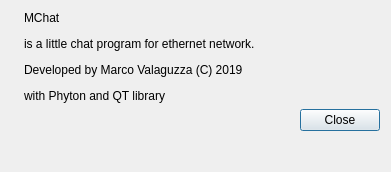
This is ui/dialog.ui in MValaguz/Echo as Qt 5 draws it before an edit. The edited form follows.
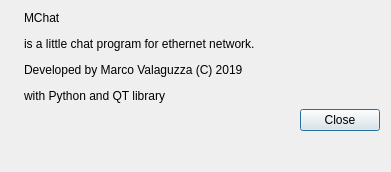
This is the edited form. Icons and pictures are not drawn.

```diff
--- a/ui/dialog.ui
+++ b/ui/dialog.ui
@@ -46,7 +46,7 @@
       </sizepolicy>
      </property>
      <property name="text">
-      <string notr="true">&lt;html&gt;&lt;head/&gt;&lt;body&gt;&lt;p&gt;MChat&lt;/p&gt;&lt;p&gt;is a little chat program for ethernet network.&lt;/p&gt;&lt;p&gt;Developed by Marco Valaguzza (C) 2019&lt;/p&gt;&lt;p&gt;with Phyton and QT library&lt;/p&gt;&lt;/body&gt;&lt;/html&gt;</string>
+      <string notr="true">&lt;html&gt;&lt;head/&gt;&lt;body&gt;&lt;p&gt;MChat&lt;/p&gt;&lt;p&gt;is a little chat program for ethernet network.&lt;/p&gt;&lt;p&gt;Developed by Marco Valaguzza (C) 2019&lt;/p&gt;&lt;p&gt;with Python and QT library&lt;/p&gt;&lt;/body&gt;&lt;/html&gt;</string>
      </property>
     </widget>
    </item>
```
